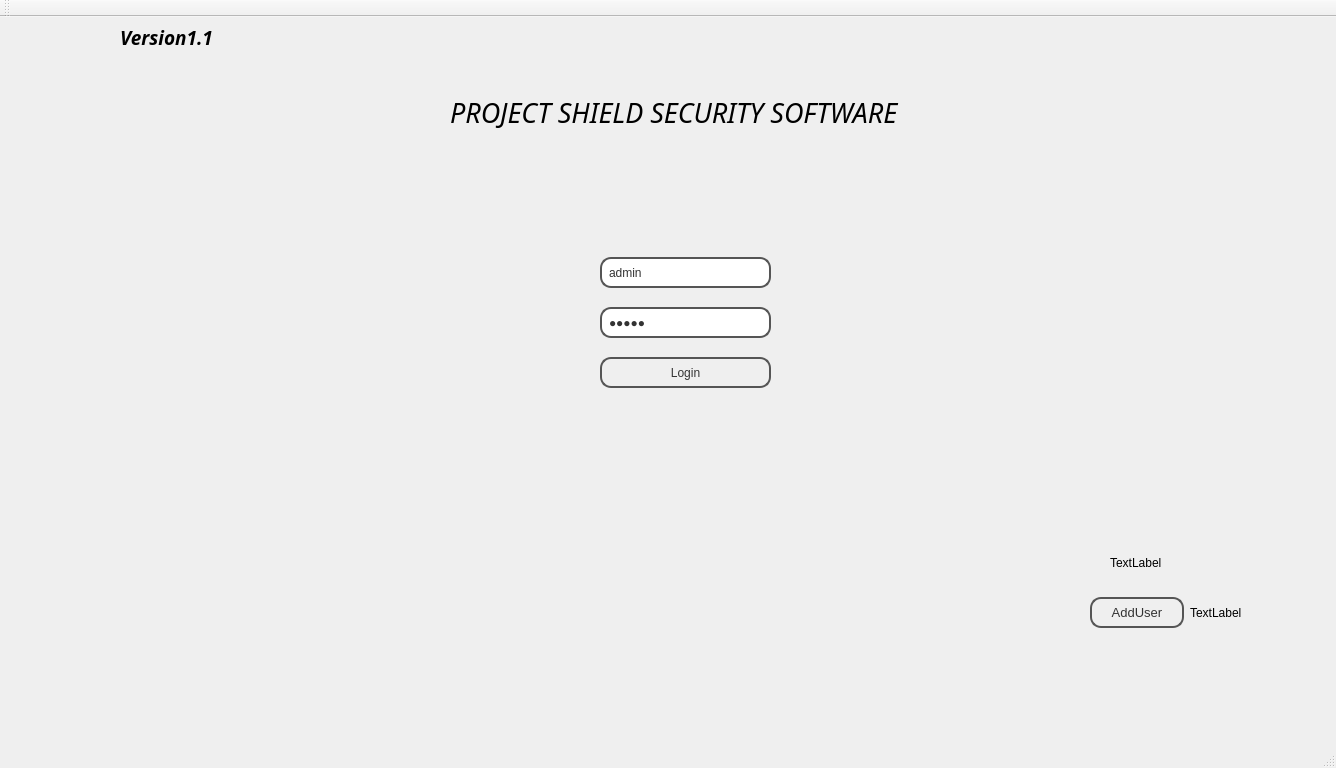
JohanFick/SecuritySoftwareProgram, file Project_Shield_Software_Version1_1/mainwindow.ui: the form before one commit.
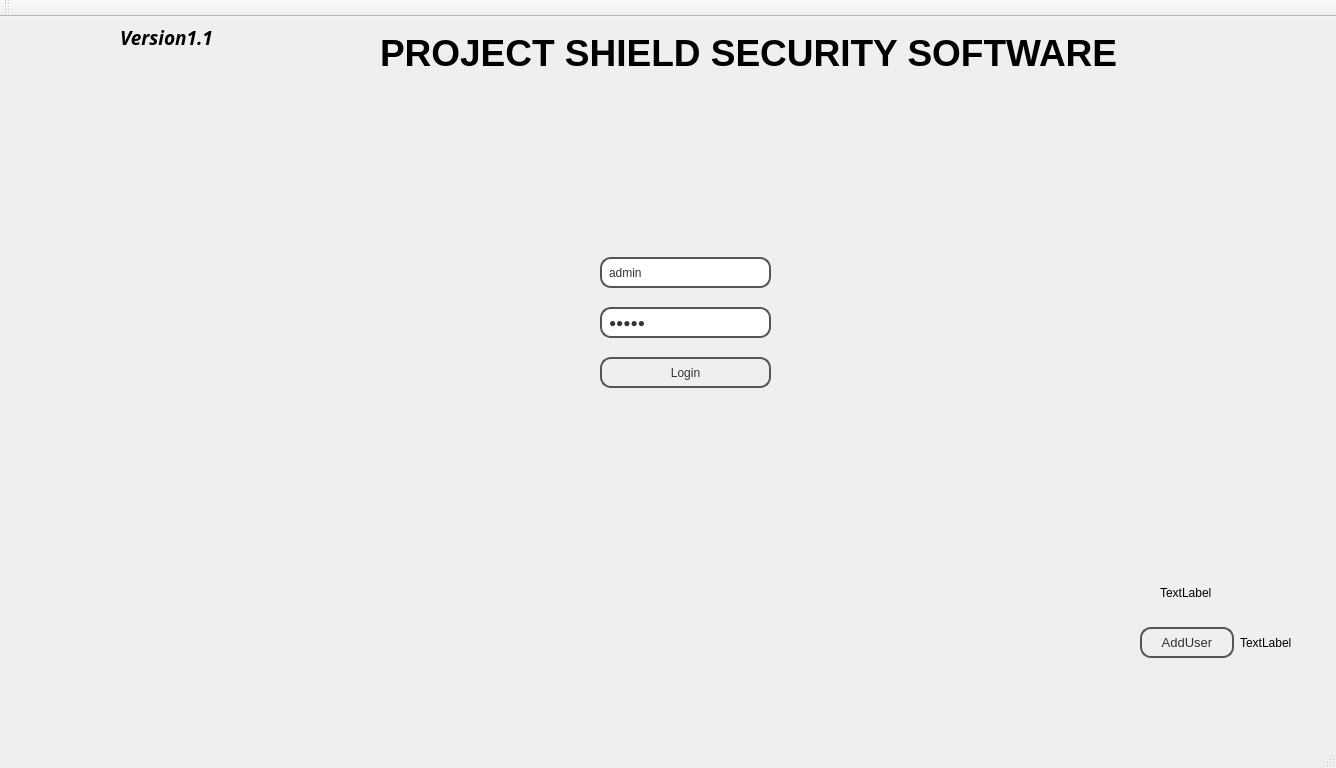
The form after the commit.

```diff
--- a/Project_Shield_Software_Version1_1/mainwindow.ui
+++ b/Project_Shield_Software_Version1_1/mainwindow.ui
@@ -99,19 +99,21 @@
    <widget class="QLabel" name="MainText">
     <property name="geometry">
      <rect>
-      <x>450</x>
-      <y>70</y>
-      <width>561</width>
-      <height>51</height>
+      <x>380</x>
+      <y>0</y>
+      <width>741</width>
+      <height>71</height>
      </rect>
     </property>
     <property name="font">
      <font>
-      <family>Javanese Text</family>
-      <pointsize>20</pointsize>
-      <weight>50</weight>
-      <italic>true</italic>
-      <bold>false</bold>
+      <family>Arial</family>
+      <pointsize>28</pointsize>
+      <weight>75</weight>
+      <italic>false</italic>
+      <bold>true</bold>
+      <underline>false</underline>
+      <stylestrategy>PreferDefault</stylestrategy>
      </font>
     </property>
     <property name="text">
@@ -121,8 +123,8 @@
    <widget class="QLabel" name="AddUserLabel">
     <property name="geometry">
      <rect>
-      <x>1110</x>
-      <y>510</y>
+      <x>1160</x>
+      <y>540</y>
       <width>161</width>
       <height>71</height>
      </rect>
@@ -134,8 +136,8 @@
    <widget class="QPushButton" name="AddUser_Button">
     <property name="geometry">
      <rect>
-      <x>1090</x>
-      <y>580</y>
+      <x>1140</x>
+      <y>610</y>
       <width>94</width>
       <height>31</height>
      </rect>
@@ -156,8 +158,8 @@
    <widget class="QLabel" name="Info_Label">
     <property name="geometry">
      <rect>
-      <x>1190</x>
-      <y>580</y>
+      <x>1240</x>
+      <y>610</y>
       <width>94</width>
       <height>31</height>
      </rect>
```
